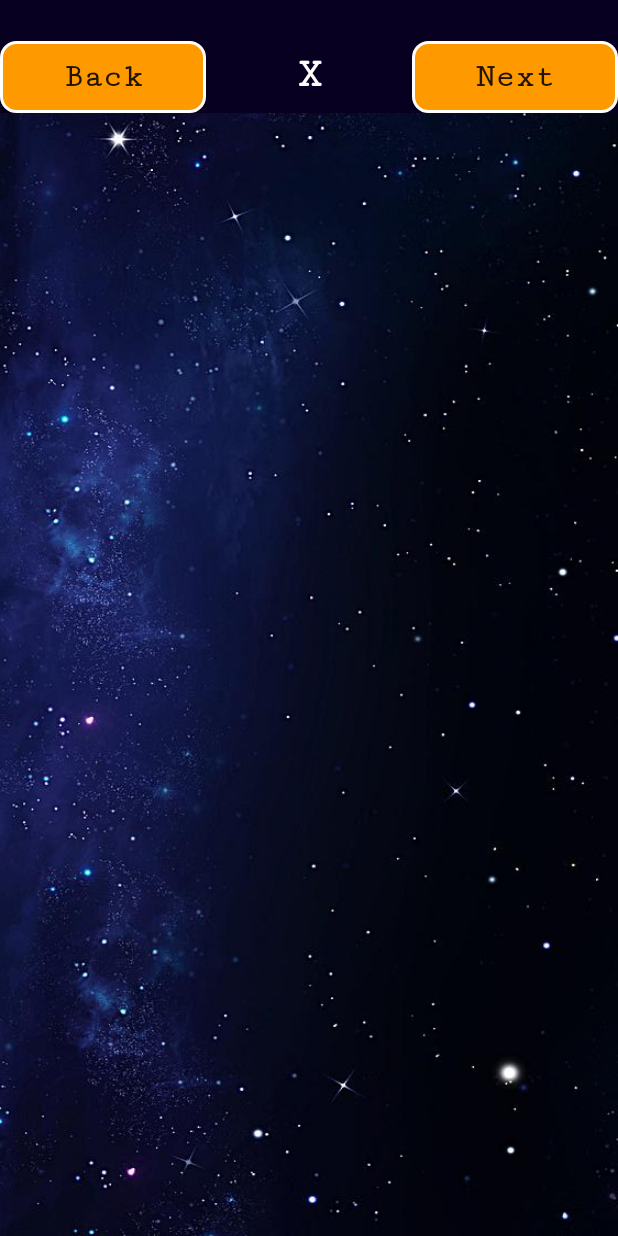
After one commit to we-write-bug/MachineLearningTutorial, an Android app: the EndingAndSearching screen opened directly, with no data from a screen before it, on a phone screen of 412 x 824 dp. The commit adds this screen. Run offline under Robolectric (Android 15) with nearby library versions, the phone set to English and light mode, and no system bars.

Commit message:
Lots, lots of things.

```diff
--- a/app/src/main/java/com/example/papersleep/machinelearningtutorial/not_activity/MyActionBar.java
+++ b/app/src/main/java/com/example/papersleep/machinelearningtutorial/not_activity/MyActionBar.java
@@ -1,14 +1,31 @@
 package com.example.papersleep.machinelearningtutorial.not_activity;
 
+import android.app.Activity;
 import android.content.Context;
 import android.util.AttributeSet;
 import android.view.LayoutInflater;
+import android.view.View;
+import android.widget.Button;
 import android.widget.LinearLayout;
 import com.example.papersleep.machinelearningtutorial.R;
 
-public class MyActionBar extends LinearLayout {
-    public MyActionBar(Context context, AttributeSet attr){
-        super(context,attr);
-        LayoutInflater.from(context).inflate(R.layout.action_bar,this);
+public class MyActionBar extends LinearLayout implements View.OnClickListener {
+    public MyActionBar(Context context, AttributeSet attr) {
+        super(context, attr);
+        LayoutInflater.from(context).inflate(R.layout.action_bar, this);
+        Button back = findViewById(R.id.bar_back);
+        Button next = findViewById(R.id.bar_next);
+        back.setOnClickListener(this);
+        next.setOnClickListener(this);
+    }
+
+    @Override
+    public void onClick(View v) {
+        switch (v.getId()) {
+            case R.id.bar_back:
+                ((Activity) this.getContext()).finish();
+            case R.id.bar_next:
+
+        }
     }
 }
--- /dev/null
+++ b/app/src/main/java/com/example/papersleep/machinelearningtutorial/practice/EndingAndSearching.java
@@ -0,0 +1,14 @@
+package com.example.papersleep.machinelearningtutorial.practice;
+
+import android.os.Bundle;
+import com.example.papersleep.machinelearningtutorial.R;
+import com.example.papersleep.machinelearningtutorial.not_activity.BaseActivity;
+
+public class EndingAndSearching extends BaseActivity {
+
+    @Override
+    protected void onCreate(Bundle savedInstanceState) {
+        super.onCreate(savedInstanceState);
+        setContentView(R.layout.activity_ending_and_searching);
+    }
+}
--- /dev/null
+++ b/app/src/main/res/layout/activity_ending_and_searching.xml
@@ -0,0 +1,15 @@
+<?xml version="1.0" encoding="utf-8"?>
+<RelativeLayout
+    xmlns:android="http://schemas.android.com/apk/res/android"
+    xmlns:tools="http://schemas.android.com/tools"
+    android:layout_width="match_parent"
+    android:layout_height="match_parent"
+    tools:context=".practice.EndingAndSearching"
+    android:background="@drawable/lights"
+    android:padding="0dp">
+
+    <com.example.papersleep.machinelearningtutorial.not_activity.MyActionBar
+        android:layout_width="match_parent"
+        android:layout_height="wrap_content"/>
+
+</RelativeLayout>
--- a/app/src/main/res/layout/activity_tutorial.xml
+++ b/app/src/main/res/layout/activity_tutorial.xml
@@ -5,7 +5,7 @@
     android:layout_width="match_parent"
     android:layout_height="match_parent"
     tools:context=".tutorial.TutorialActivity"
-    android:background="@drawable/test"
+    android:background="@drawable/lights"
     android:padding="0dp">
 
     <com.example.papersleep.machinelearningtutorial.not_activity.MyActionBar
```
Also changed, not shown: app/src/main/AndroidManifest.xml (+13 -2 lines), app/src/main/java/com/example/papersleep/machinelearningtutorial/practice/EnvSetting.java (added, +14 -0 lines), app/src/main/java/com/example/papersleep/machinelearningtutorial/practice/Evolution.java (added, +14 -0 lines), app/src/main/java/com/example/papersleep/machinelearningtutorial/practice/FightIt.java (added, +14 -0 lines), app/src/main/java/com/example/papersleep/machinelearningtutorial/practice/FuncSetting.java (added, +14 -0 lines), app/src/main/java/com/example/papersleep/machinelearningtutorial/practice/PracticeActivity.java (+8 -0 lines), app/src/main/res/layout/activity_env_setting.xml (added, +15 -0 lines), app/src/main/res/layout/activity_evolution.xml (added, +15 -0 lines), app/src/main/res/layout/activity_fight_it.xml (added, +15 -0 lines), app/src/main/res/layout/activity_func_setting.xml (added, +10 -0 lines), 1 other file.
